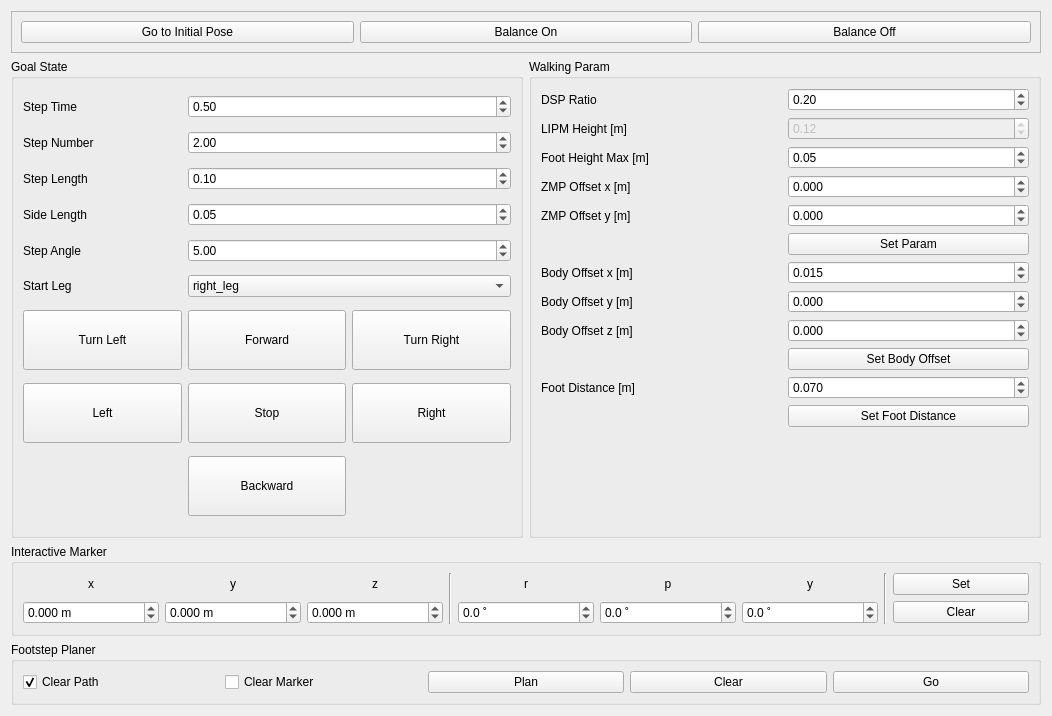
The window that ROBOTIS-OP3-Tools/op3_gui_demo/ui/preview_walking_form.ui (ahanjaya/OP3_Teleop) describes before a commit, drawn with Qt 5.
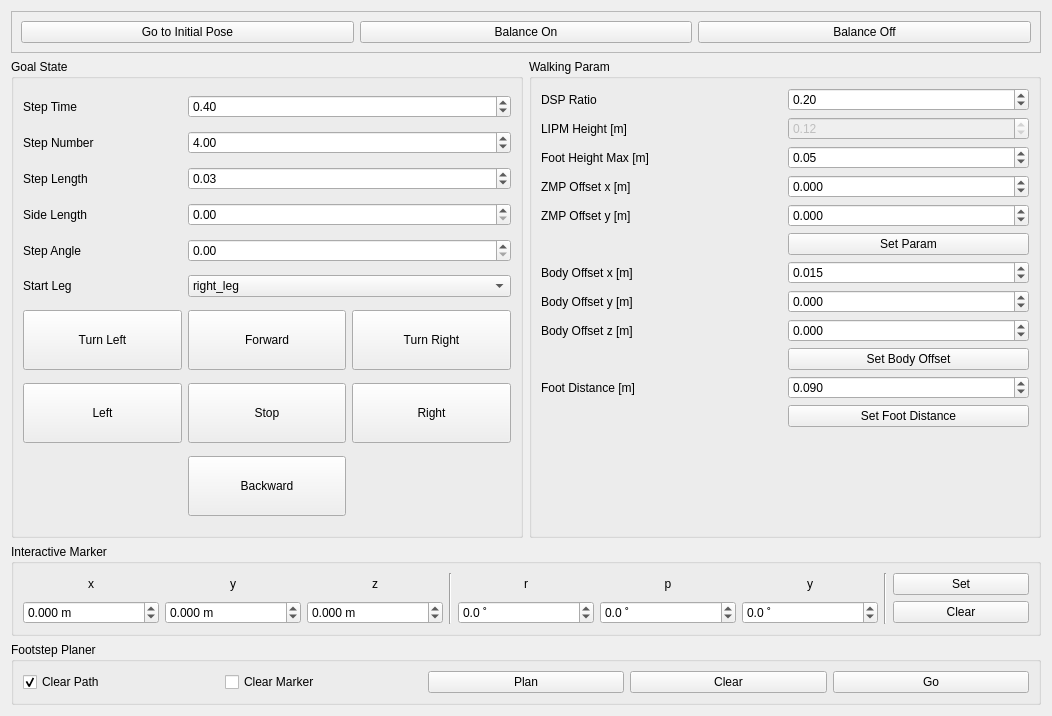
The same window after the commit.

Commit message: walking paramter updated

The edit to the form file:
```diff
--- a/ROBOTIS-OP3-Tools/op3_gui_demo/ui/preview_walking_form.ui
+++ b/ROBOTIS-OP3-Tools/op3_gui_demo/ui/preview_walking_form.ui
@@ -121,7 +121,7 @@
          <double>0.005000000000000</double>
         </property>
         <property name="value">
-         <double>0.070000000000000</double>
+         <double>0.090000000000000</double>
         </property>
        </widget>
       </item>
@@ -625,7 +625,7 @@
          <double>1.000000000000000</double>
         </property>
         <property name="value">
-         <double>5.000000000000000</double>
+         <double>0.000000000000000</double>
         </property>
        </widget>
       </item>
@@ -665,14 +665,14 @@
          <double>0.010000000000000</double>
         </property>
         <property name="value">
-         <double>0.100000000000000</double>
+         <double>0.030000000000000</double>
         </property>
        </widget>
       </item>
       <item row="1" column="1" colspan="2">
        <widget class="QDoubleSpinBox" name="dSpinBox_p_walking_step_num">
         <property name="value">
-         <double>2.000000000000000</double>
+         <double>4.000000000000000</double>
         </property>
        </widget>
       </item>
@@ -698,7 +698,7 @@
          <double>0.010000000000000</double>
         </property>
         <property name="value">
-         <double>0.050000000000000</double>
+         <double>0.000000000000000</double>
         </property>
        </widget>
       </item>
@@ -708,7 +708,7 @@
          <double>0.100000000000000</double>
         </property>
         <property name="value">
-         <double>0.500000000000000</double>
+         <double>0.400000000000000</double>
         </property>
        </widget>
       </item>
```
The commit also changes 1 other file.
